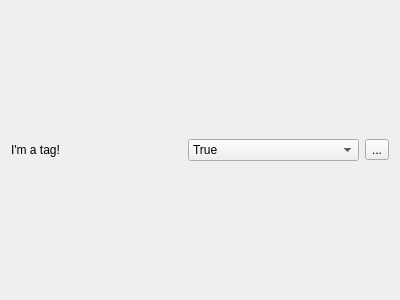
Above: GUI/resources/filter_tag.ui from TobiasSchof/Telegram before the change. Below: the same form after it.
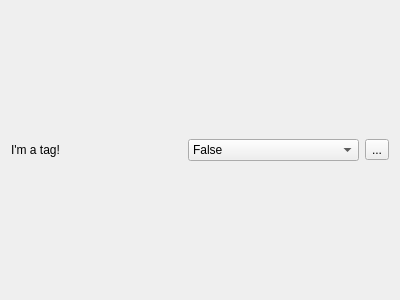
That is the form after the change. Icons and pictures are not drawn.

Commit message: changed false to be default so index in qcombobox correspond to bool value

```diff
--- a/GUI/resources/filter_tag.ui
+++ b/GUI/resources/filter_tag.ui
@@ -25,7 +25,7 @@
     <widget class="QComboBox" name="tag_val">
      <item>
       <property name="text">
-       <string>True</string>
+       <string>False</string>
       </property>
      </item>
      <item>
```
Left out of the diff: 2 changed lines with no effect on the pictures.
